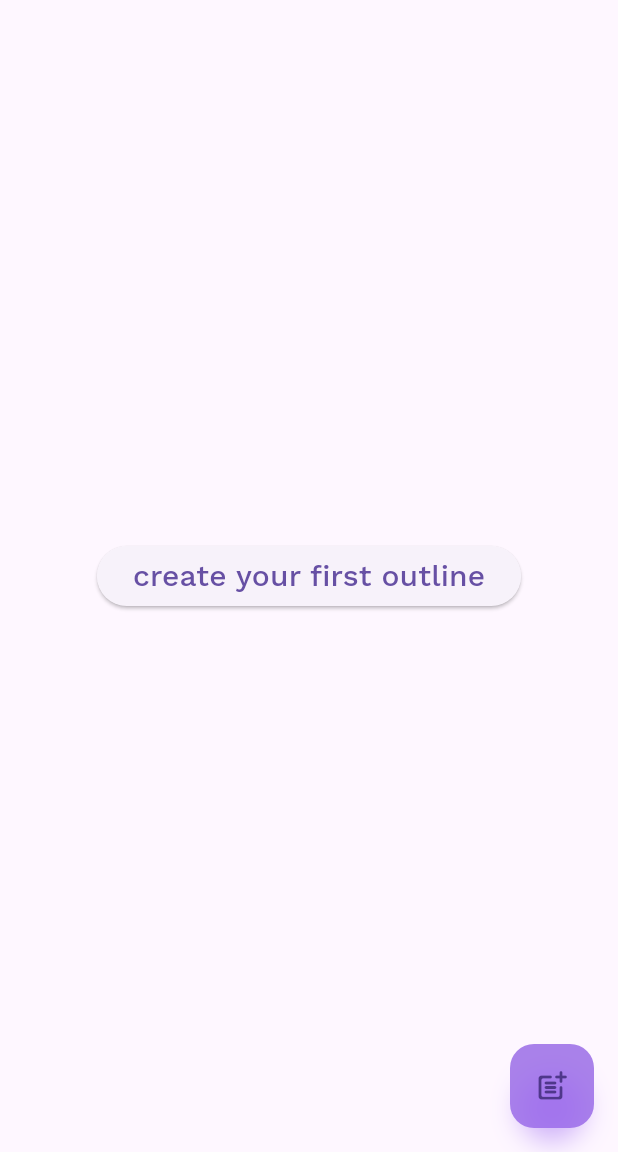
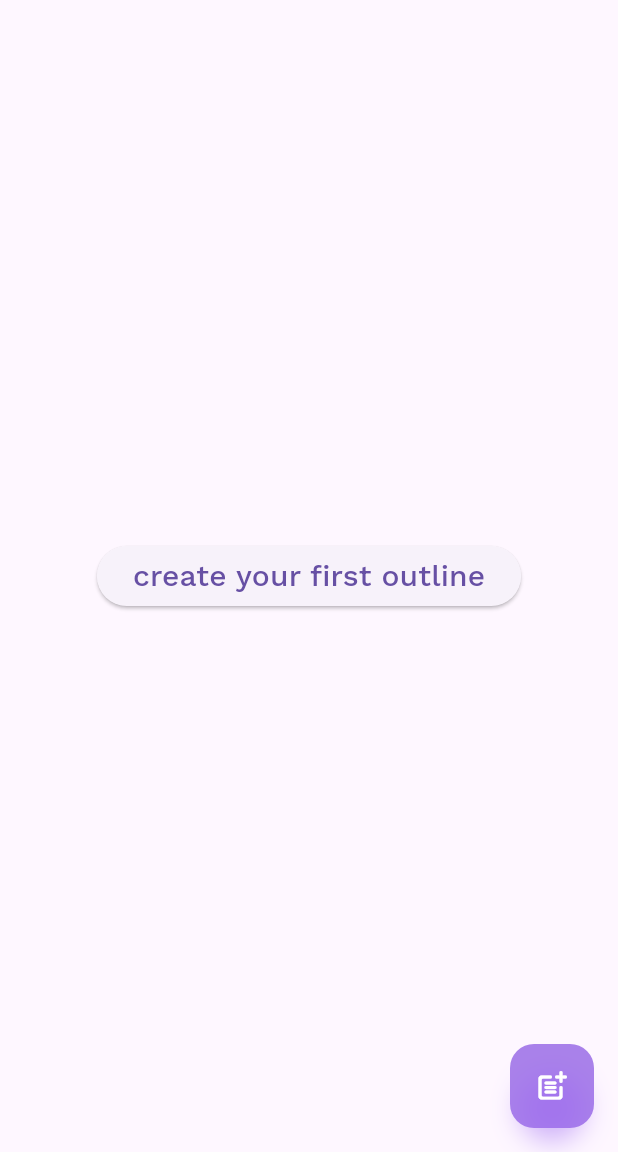
Before and after one commit to maxkrieger/voiceliner, a Flutter app: the OutlinesView screen opened directly, on a phone screen of 412 x 824 dp, the part 84-1236 px from its top. Run offline on Flutter 3.47's test engine with Material 3 defaults, Android fonts, the phone set to English and light mode, and no system bars; our stand-ins replace connectivity_plus, emoji_picker_flutter, flutter_dotenv, flutter_map, google_sign_in, introduction_screen and 11 more; missing offline and left inert: audio_session, extension_google_sign_in_as_googleapis_auth, filesize, flutter_archive, flutter_sound, flutter_vibrate and 3 more; accounts and stored records are empty; statements that could not run were skipped.

Commit message:
chore: (old) error handling changes

```diff
--- a/lib/repositories/ios_speech_recognizer.dart
+++ b/lib/repositories/ios_speech_recognizer.dart
@@ -21,7 +21,8 @@ Future<String?> recognizeNoteIOS(String path, String locale) async {
     }
   } catch (err, tr) {
     print(err);
-    Sentry.captureException(err, stackTrace: tr);
+    snackbarKey.currentState
+        ?.showSnackBar(const SnackBar(content: Text("Could not get speech")));
     return null;
   }
 }
--- a/lib/repositories/vosk_speech_recognizer.dart
+++ b/lib/repositories/vosk_speech_recognizer.dart
@@ -63,7 +63,6 @@ Future<String?> voskSpeechRecognize(String path) async {
   } catch (err, tr) {
     snackbarKey.currentState?.showSnackBar(
         SnackBar(content: Text("Could not recognize: ${err.toString()}")));
-    Sentry.captureException(err, stackTrace: tr);
     print(err);
     return null;
   }
@@ -84,7 +83,6 @@ Future<String?> voskInitModel(String path) async {
   } catch (err, tr) {
     snackbarKey.currentState?.showSnackBar(
         SnackBar(content: Text("Could not init model: ${err.toString()}")));
-    Sentry.captureException(err, stackTrace: tr);
     return err.toString();
   }
 }
@@ -120,7 +118,8 @@ Future<String?> voskDownloadAndInitModel(String url) async {
     await sharedPreferences.setString(modelDirKey, modelDir.path);
     return null;
   } catch (err, tr) {
-    Sentry.captureException(err, stackTrace: tr);
+    snackbarKey.currentState?.showSnackBar(
+        SnackBar(content: Text("Could not init model: ${err.toString()}")));
     return err.toString();
   }
 }
--- a/lib/views/notes_view.dart
+++ b/lib/views/notes_view.dart
@@ -62,7 +62,7 @@ class _NotesViewState extends State<_NotesView> {
 
   void showContextMenu() {
     Vibrate.feedback(FeedbackType.medium);
-    final overlay = Overlay.of(context)!.context.findRenderObject();
+    final overlay = Overlay.of(context).context.findRenderObject();
     final relativeSize = RelativeRect.fromSize(
         tapXY! & const Size(40, 40), overlay!.semanticBounds.size);
     showMenu(context: context, position: relativeSize, items: [
--- a/lib/views/onboarding_view.dart
+++ b/lib/views/onboarding_view.dart
@@ -71,7 +71,6 @@ class _OnboardingViewState extends State<OnboardingView> {
       dotsDecorator: const DotsDecorator(activeColor: classicPurple),
       showDoneButton: true,
       showNextButton: true,
-      isTopSafeArea: true,
       next: Text(
         "Next",
         style: TextStyle(color: Theme.of(context).colorScheme.onSurface),
--- a/lib/views/outlines_view.dart
+++ b/lib/views/outlines_view.dart
@@ -178,7 +178,7 @@ class _OutlinesViewState extends State<OutlinesView> {
                             spreadRadius: 10,
                             color: Color.fromRGBO(156, 104, 241, 0.5))
                       ]),
-                  child: const Icon(Icons.post_add_rounded)),
+                  child: const Icon(Icons.post_add_rounded, color: Colors.white,)),
             )
           : null,
       body: AnimatedCrossFade(
--- a/pubspec.yaml
+++ b/pubspec.yaml
@@ -15,7 +15,7 @@ publish_to: 'none' # Remove this line if you wish to publish to pub.dev
 # In iOS, build-name is used as CFBundleShortVersionString while build-number used as CFBundleVersion.
 # Read more about iOS versioning at
 # https://developer.apple.com/library/archive/documentation/General/Reference/InfoPlistKeyReference/Articles/CoreFoundationKeys.html
-version: 1.27.3+113
+version: 1.27.4+114
 
 environment:
   sdk: ">=2.12.0 <3.0.0"
```
Also changed, not shown: pubspec.lock, 3 other files.
